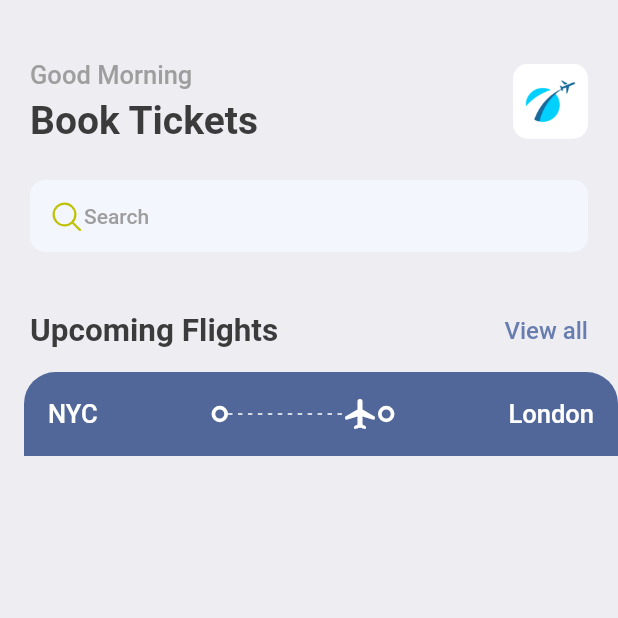
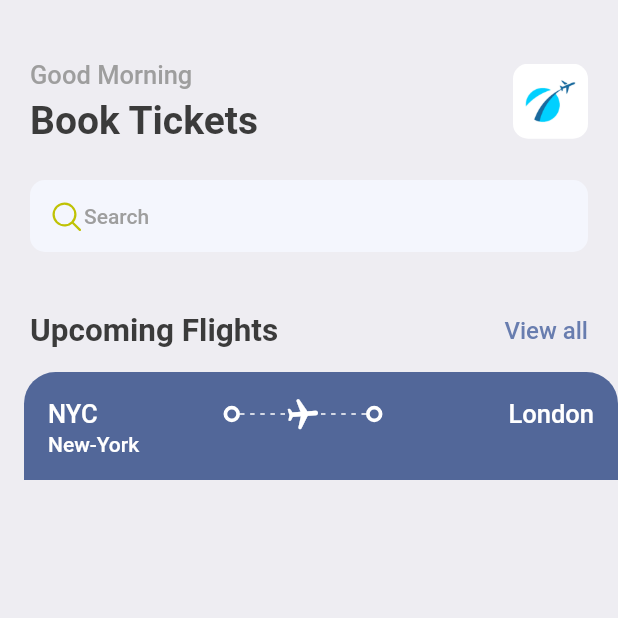
Before and after one commit to danilocampanhari21/ticket-online-app-flutter, a Flutter app: the HomeScreen screen opened directly, on a phone screen of 412 x 824 dp, the top half of it. Run offline on Flutter 3.47's test engine with Material 2 defaults, Android fonts, the phone set to English and light mode, and no system bars; our stand-ins replace fluentui_icons, gap.

```diff
--- a/lib/screens/ticket_view.dart
+++ b/lib/screens/ticket_view.dart
@@ -32,7 +32,9 @@ class TicketView extends StatelessWidget {
 
                        Expanded(child: Container()),
                        ThickContainer(),
-                       Expanded(child: SizedBox(
+                       Expanded(child: Stack(
+                         children: [
+                           SizedBox(
                              height: 24,
                              child: LayoutBuilder(
 
@@ -51,13 +53,22 @@ class TicketView extends StatelessWidget {
                                },
 
                              ),
+                           ),
+                           Center(child: Transform.rotate(angle: 1.5,child: Icon(Icons.local_airport_rounded, color: Colors.white,),)),
+                         ],
                        )),
-                       Icon(Icons.local_airport_rounded, color: Colors.white,),
                        ThickContainer(),
 
                        Expanded(child: Container()),
 
                        Text("London", style: Styles.headLineStyle3.copyWith(color: Colors.white),),
+                     ],
+                   ),
+                   Row(
+                     children: [
+                       SizedBox(
+                         width: 100,child: Text('New-York', style: Styles.headLineStyle4.copyWith(color:Colors.white),),
+                       )
                      ],
                    )
                  ],
```
Lines whose indentation alone changed are shown as unchanged.
